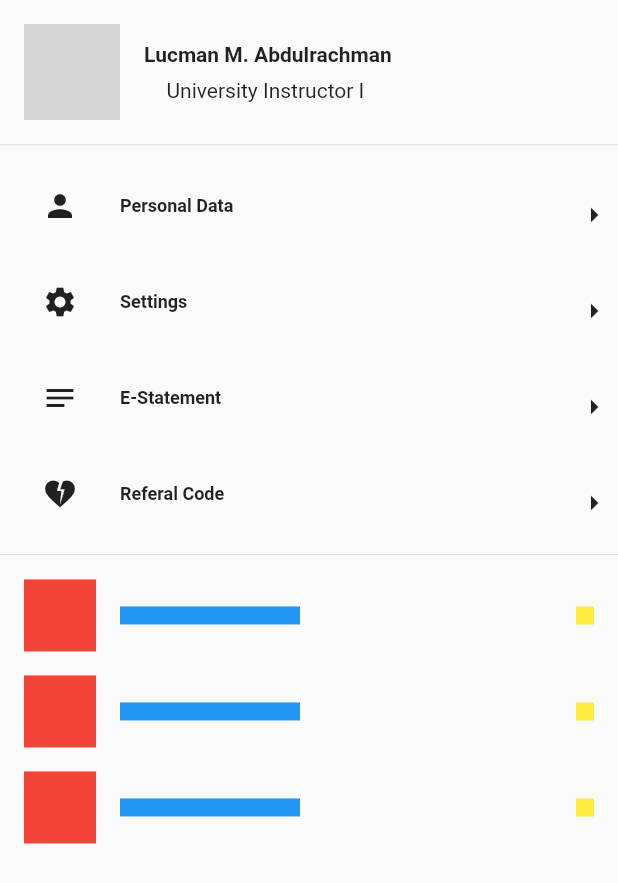
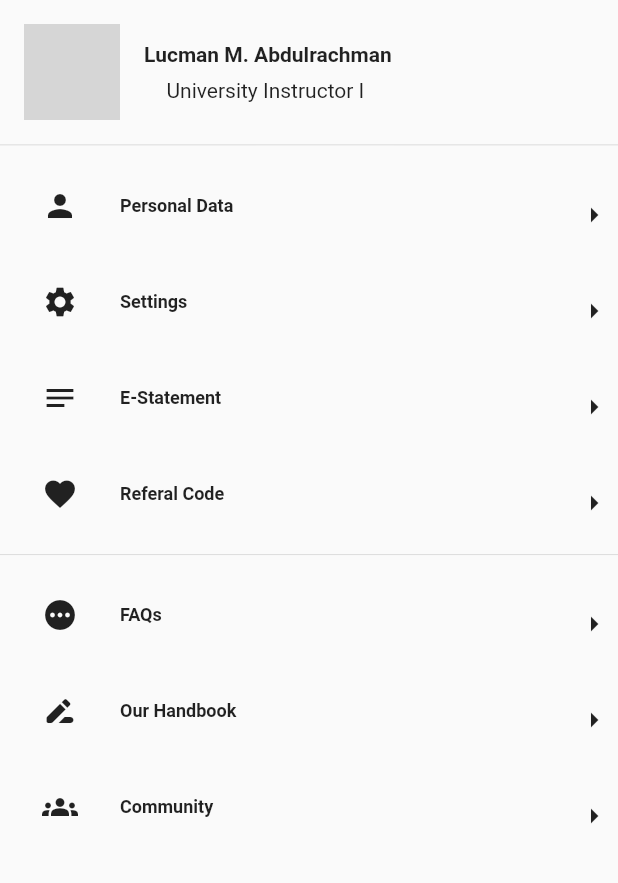
Before and after one commit to fencim/simple_stock_ui, a Flutter app: the screen it shows after launch, on a phone screen of 412 x 824 dp. Shown: the top 883 px of the screen. Run offline on Flutter 3.47's test engine with Material 2 defaults, Android fonts, the phone set to English and light mode, and no system bars; network calls fail; grey boxes are pictures that could not be loaded.

Commit message:
app menu

```diff
--- a/lib/main.dart
+++ b/lib/main.dart
@@ -35,13 +35,22 @@ class _HomePageState extends State<HomePage> {
     'person': const Icon(Icons.person),
     'settings': const Icon(Icons.settings),
     'notes_sharp': const Icon(Icons.notes_sharp),
-    'heart_broken': const Icon(Icons.heart_broken)
+    'favorite': const Icon(Icons.favorite),
+    'pending': const Icon(Icons.pending),
+    'drive_file_rename_outline_rounded': const Icon(Icons.drive_file_rename_outline_rounded),
+    'groups': const Icon(Icons.groups)
   };
-  List<HomeMenu> menu = [
+  List<HomeMenu> profileMenu = [
     HomeMenu(name: 'Personal Data', icon: 'person'),
     HomeMenu(name: 'Settings', icon: 'settings'),
     HomeMenu(name: 'E-Statement', icon: 'notes_sharp'),
-    HomeMenu(name: 'Referal Code', icon: 'heart_broken')
+    HomeMenu(name: 'Referal Code', icon: 'favorite')
+  ];
+
+  List<HomeMenu> appMenu = [
+    HomeMenu(name: 'FAQs', icon: 'pending'),
+    HomeMenu(name: 'Our Handbook', icon: 'drive_file_rename_outline_rounded'),
+    HomeMenu(name: 'Community', icon: 'groups')
   ];
 
   @override
@@ -98,7 +107,7 @@ class _HomePageState extends State<HomePage> {
         ),
         const SizedBox(height: 16),
         const Divider(height: 1.15),
-        for (HomeMenu item in menu) ...[
+        for (HomeMenu item in profileMenu) ...[
           const SizedBox(height: 16),
           GestureDetector(
             child: Row(
@@ -141,9 +150,10 @@ class _HomePageState extends State<HomePage> {
         ],
         const SizedBox(height: 16),
         const Divider(height: 1.15),
-        for (var i = 0; i < 3; i++) ...[
+        for (HomeMenu item in appMenu) ...[
           const SizedBox(height: 16),
-          Row(
+          GestureDetector(
+            child: Row(
               mainAxisAlignment: MainAxisAlignment.spaceBetween,
               children: [
                 Row(
@@ -154,15 +164,19 @@ class _HomePageState extends State<HomePage> {
                     Container(
                       height: 48,
                       width: 48,
-                    color: Colors.red,
+                      color: Colors.transparent,
+                      child: iconMap[item.icon],
                     ),
                     const SizedBox(
                       width: 16,
                     ),
                     Container(
-                    height: 12,
+                      height: 14,
                       width: 120,
-                    color: Colors.blue,
+                      color: Colors.transparent,
+                      child: Text(item.name,
+                          style: const TextStyle(
+                              fontSize: 12, fontWeight: FontWeight.bold)),
                     ),
                   ],
                 ),
@@ -170,11 +184,14 @@ class _HomePageState extends State<HomePage> {
                   margin: const EdgeInsets.only(right: 16),
                   height: 12,
                   width: 12,
-                color: Colors.yellow,
+                  color: Colors.transparent,
+                  child: const Icon(Icons.arrow_right),
                 ),
               ],
+            ),
           )
-        ]
+        ],
+
       ],
     ));
   }
```
Lines whose indentation alone changed are shown as unchanged.
